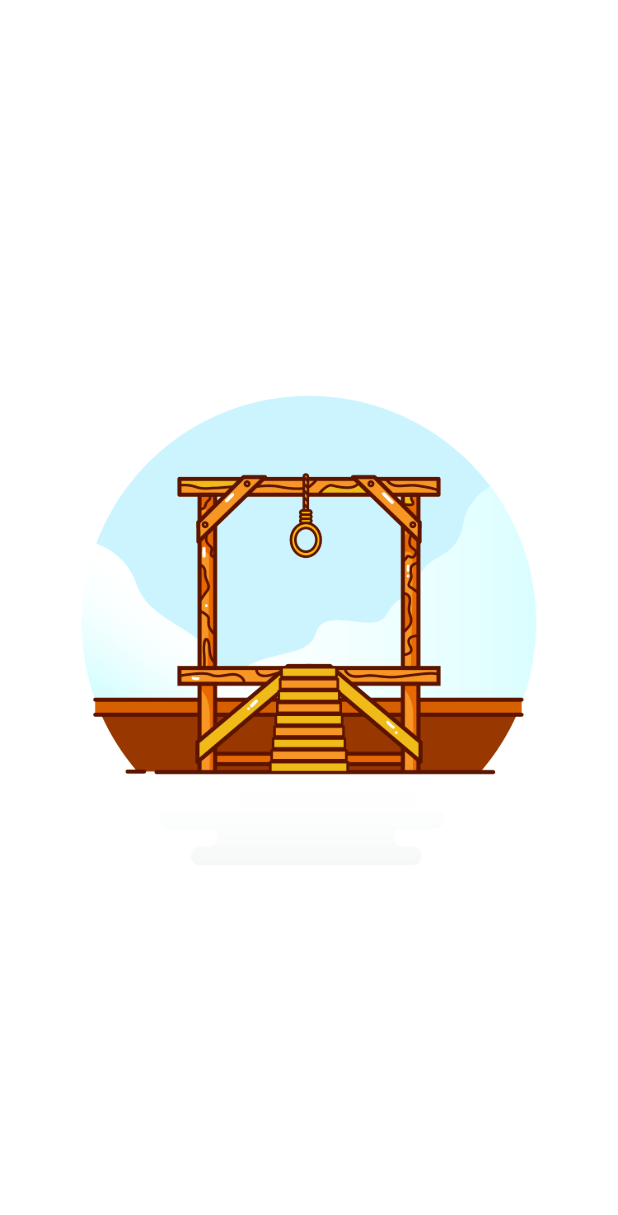
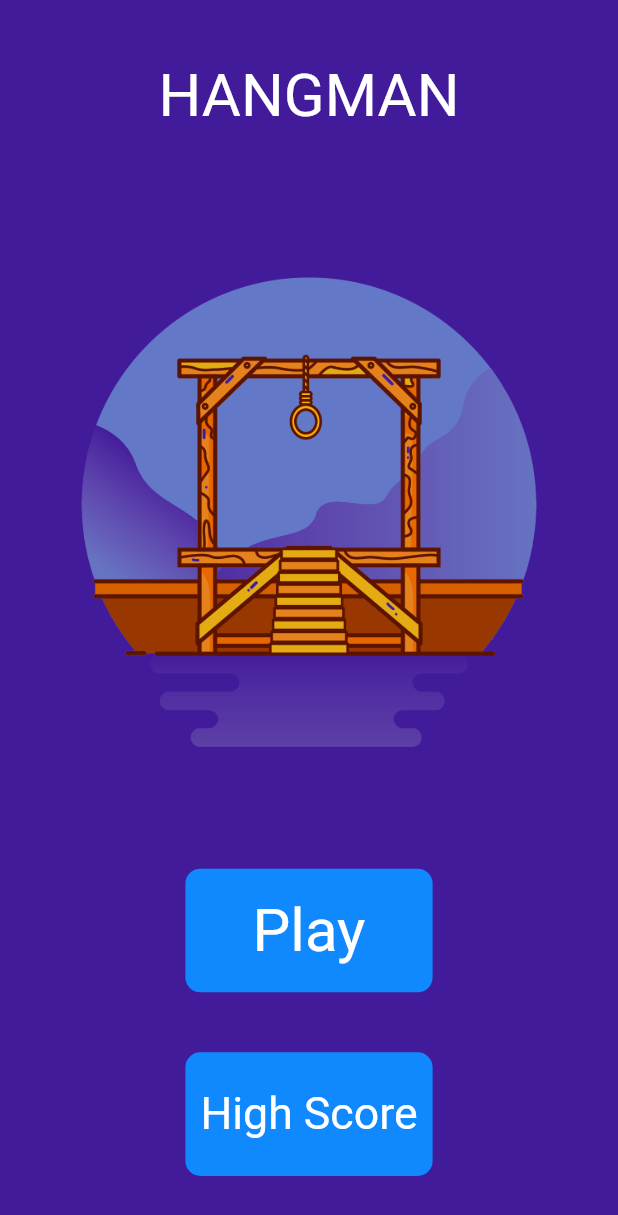
Before and after one commit to elder-costa/hangman_app, a Flutter app: the screen it shows after launch, on a phone screen of 412 x 824 dp. Shown: the top 1215 px of the screen. Run offline on Flutter 3.47's test engine with Material 2 defaults, Android fonts, the phone set to English and light mode, and no system bars; our stand-ins replace google_fonts.

Commit message:
Refactor UI from Welcome Screen and creates button component

```diff
--- /dev/null
+++ b/lib/components/rounded_button.dart
@@ -0,0 +1,33 @@
+import 'package:flutter/material.dart';
+import 'package:google_fonts/google_fonts.dart';
+
+class RoundedButton extends StatelessWidget {
+  const RoundedButton({Key? key,
+    required this.title,
+    this.colour = const Color(0xff1089FE),
+    this.onPressed,
+    this.radius = 10,}
+  ) : super(key: key);
+
+  final String title;
+  final Color colour;
+  final Function()? onPressed;
+  final double radius;
+
+  @override
+  Widget build(BuildContext context) {
+    return GestureDetector(onTap: onPressed,
+      child: Container(
+        padding: const EdgeInsets.symmetric(vertical: 10, horizontal: 10),
+        height: MediaQuery.of(context).size.height*0.1,
+        width: MediaQuery.of(context).size.width*0.4,
+        decoration: BoxDecoration(color: colour, borderRadius: BorderRadius.circular(radius),
+        ),
+        child: FittedBox(fit: BoxFit.scaleDown,
+          child: Text(title, style: GoogleFonts.patrickHandSc(color: Colors.white, fontSize: 40),
+          ),
+        ),
+      ),
+    );
+  }
+}
--- a/lib/screens/welcome_screen.dart
+++ b/lib/screens/welcome_screen.dart
@@ -1,4 +1,6 @@
 import 'package:flutter/material.dart';
+import 'package:google_fonts/google_fonts.dart';
+import 'package:hangman_app/components/rounded_button.dart';
 
 class WelcomeScreen extends StatefulWidget {
   static const String id = 'welcome_screen';
@@ -12,13 +14,18 @@ class WelcomeScreen extends StatefulWidget {
 class WelcomeScreenState extends State<WelcomeScreen> {
   @override
   Widget build(BuildContext context) {
-    return Center(
-      child: Row(
-        children: <Widget>[
-          Expanded(
-            child: Image.asset('images/gallow.png'),
-          ),
-        ],
+    return Scaffold(
+      backgroundColor: const Color(0xff421B9A),
+      body: SafeArea(
+        child: Column(
+          mainAxisAlignment: MainAxisAlignment.spaceEvenly,
+          children: <Widget>[
+            Text('HANGMAN', style: GoogleFonts.patrickHandSc(color: Colors.white, fontSize: 40),),
+            Image.asset('images/gallow.png'),
+            const RoundedButton(title: 'Play'),
+            const RoundedButton(title: 'High Score'),
+          ],
+        ),
       ),
     );
   }
```
